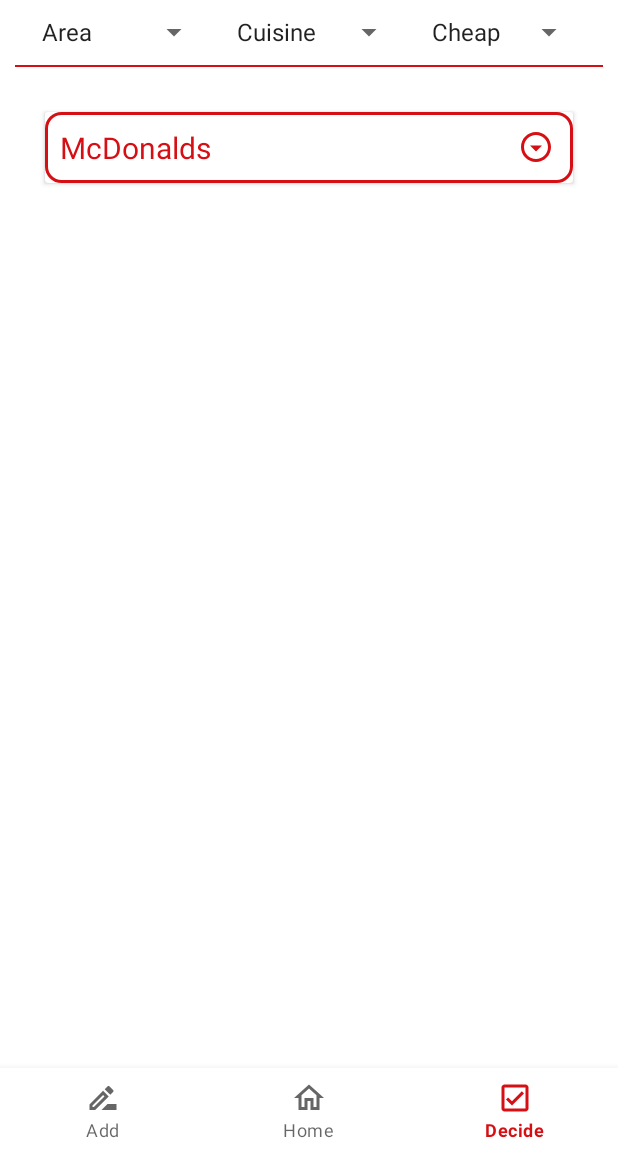
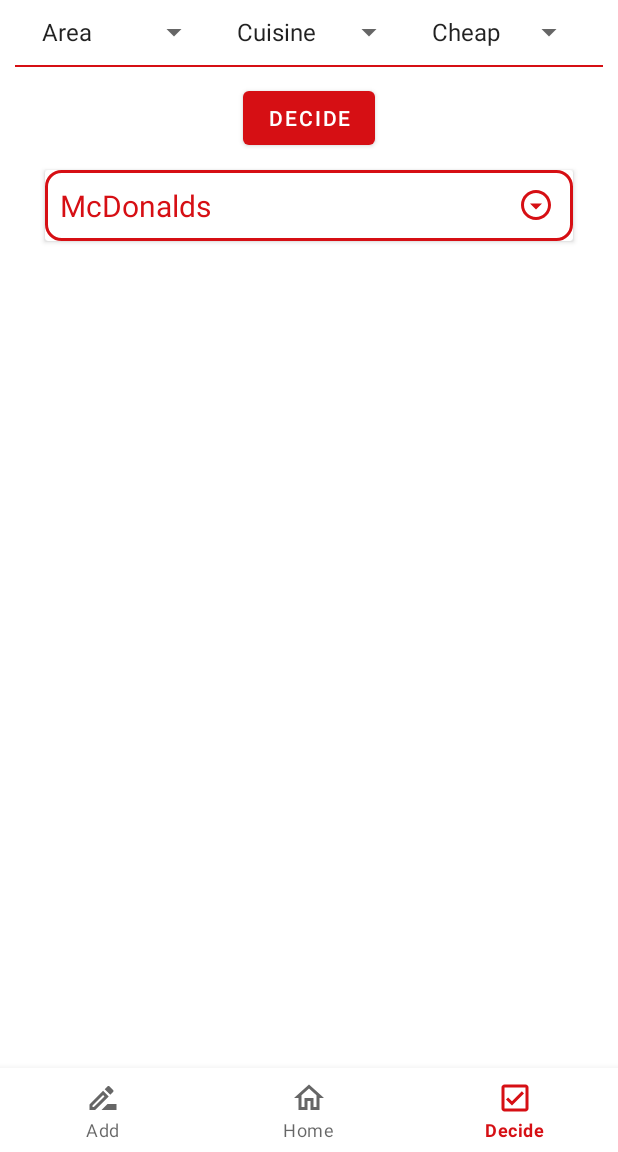
Before and after one commit to ChewonHan/BiteBook_new, an Android app: the screen it shows after launch (MainActivity), item 3 of the bottom bar chosen, on a phone screen of 412 x 824 dp, the part 84-1236 px from its top. Run offline under Robolectric (Android 15) with nearby library versions, the phone set to English and light mode, and no system bars.

Commit message:
Decide Page: - Layout updates

```diff
--- a/app/src/main/res/layout/decide_card.xml
+++ b/app/src/main/res/layout/decide_card.xml
@@ -10,7 +10,7 @@
     <androidx.cardview.widget.CardView
         android:layout_width="match_parent"
         android:layout_height="wrap_content"
-        android:layout_marginVertical="10dp"
+        android:layout_marginVertical="5dp"
         android:layout_marginHorizontal="30dp">
 
         <RelativeLayout
@@ -21,7 +21,7 @@
                 android:id="@+id/choice"
                 android:layout_width="match_parent"
                 android:layout_height="wrap_content"
-                android:text="Choice 1"
+                android:text="Choice"
                 android:textSize="20dp"
                 android:padding="10dp"
                 android:textColor="@color/bacon"
--- a/app/src/main/res/layout/fragment_decide_page.xml
+++ b/app/src/main/res/layout/fragment_decide_page.xml
@@ -43,26 +43,25 @@
         android:layout_marginBottom="10dp"
         android:layout_below="@+id/priceSpinner"/>
 
+    <Button
+        android:id="@+id/generateButton"
+        android:layout_width="wrap_content"
+        android:layout_height="wrap_content"
+        android:layout_below="@+id/line"
+        android:layout_centerHorizontal="true"
+        android:text="Decide"/>
+
     <androidx.recyclerview.widget.RecyclerView
         android:id="@+id/decideRecycler"
         android:layout_width="match_parent"
         android:layout_height="match_parent"
         android:layout_marginBottom="100dp"
-        android:layout_marginTop="10dp"
-        android:layout_below="@+id/line"
+        android:layout_marginTop="5dp"
+        android:layout_below="@+id/generateButton"
         app:layout_constraintBottom_toBottomOf="parent"
         app:layout_constraintEnd_toEndOf="parent"
         app:layout_constraintStart_toStartOf="parent"
         app:layout_constraintTop_toTopOf="parent"/>
 
-    <Button
-        android:id="@+id/generateButton"
-        android:layout_width="wrap_content"
-        android:layout_height="wrap_content"
-        android:layout_below="@+id/decideRecycler"
-        android:layout_centerHorizontal="true"
-        android:text="Decide"/>
-
-
 
 </RelativeLayout>
```
